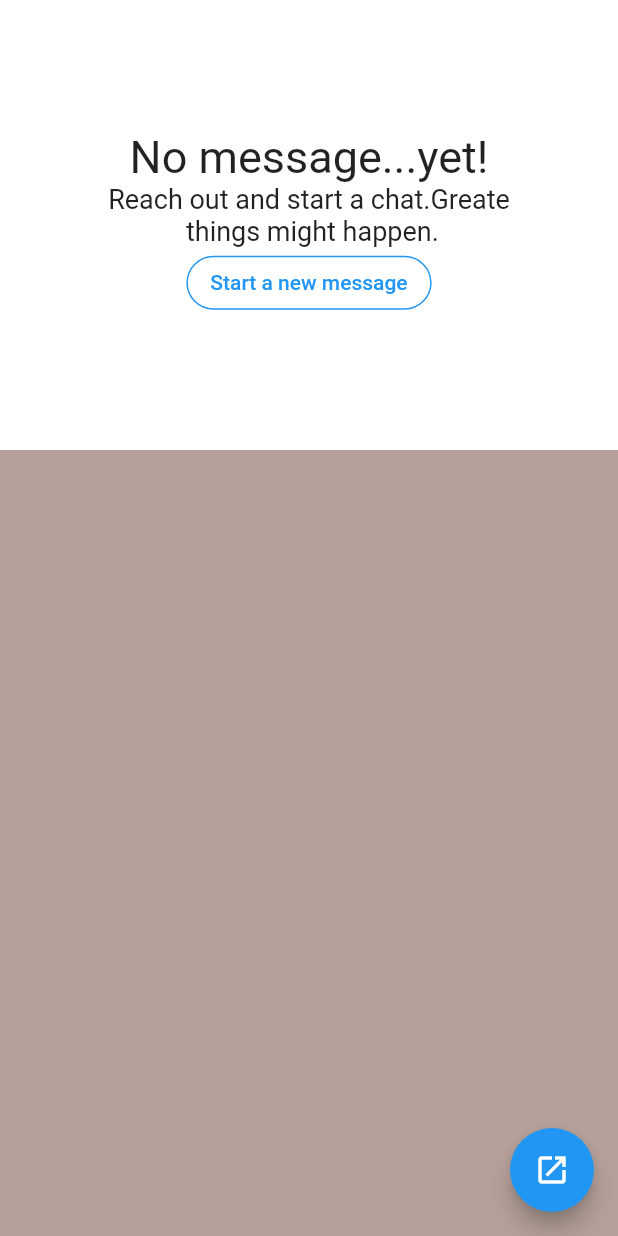
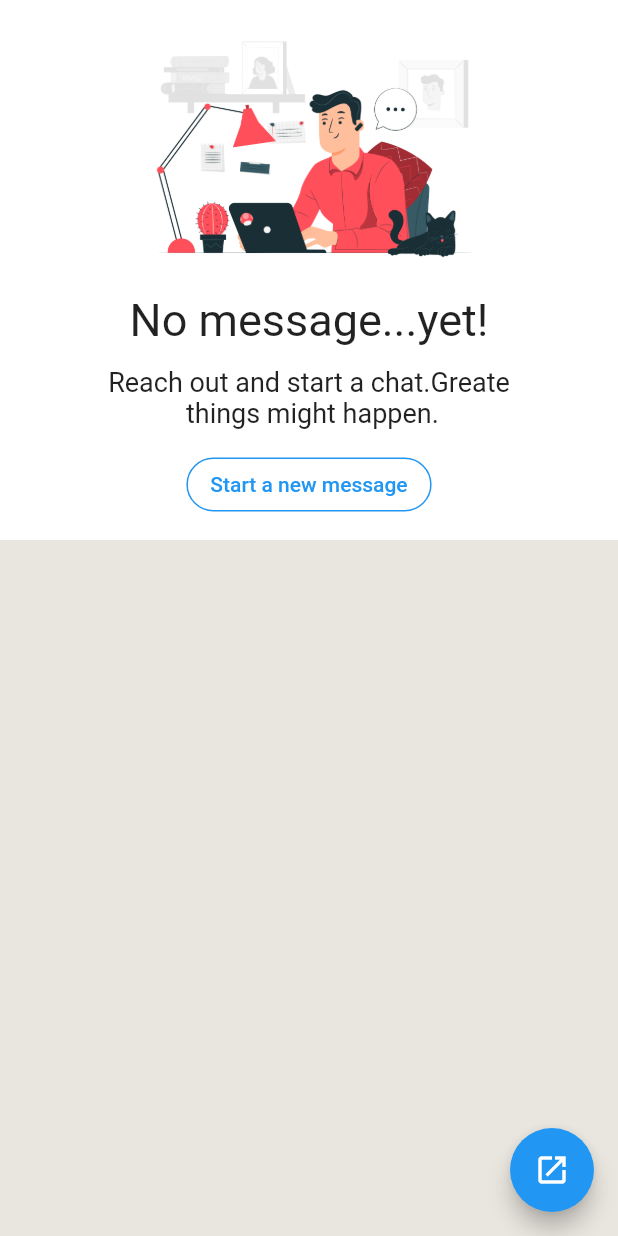
Before and after one commit to thebawer-27/linkedin_clone_project, a Flutter app: the Other screen opened directly, on a phone screen of 412 x 824 dp. Run offline on Flutter 3.47's test engine with Material 2 defaults, Android fonts, the phone set to English and light mode, and no system bars.

Commit message:
image added and background color changed

```diff
--- a/lib/Bawer/screens/Others.dart
+++ b/lib/Bawer/screens/Others.dart
@@ -10,11 +10,15 @@ class Other extends StatelessWidget {
     return Scaffold(
       body: Container(
         color: Colors.white,
-        height: 300,
+        height: 360,
         child: Center(
           child: Column(
-            mainAxisAlignment: MainAxisAlignment.center,
+            mainAxisAlignment: MainAxisAlignment.spaceEvenly,
             children: [
+              Image(
+                image: AssetImage('assets/w.jpg'),
+                height: 170,
+              ),
               const Text(
                 'No message...yet!',
                 style: TextStyle(fontSize: 30),
@@ -38,7 +42,7 @@ class Other extends StatelessWidget {
           ),
         ),
       ),
-      backgroundColor: const Color.fromARGB(165, 141, 110, 99),
+      backgroundColor: Color.fromARGB(255, 233, 230, 223),
       floatingActionButton: FloatingActionButton(
         onPressed: () {},
         child: const Icon(Icons.open_in_new_outlined),
--- a/pubspec.yaml
+++ b/pubspec.yaml
@@ -62,8 +62,6 @@ flutter:
 
   # To add assets to your application, add an assets section, like this:
   assets:
-    - assets/add-user.png
-    - assets/Linkedin.png
     - assets/Icons/
     - assets/
 
```
Also changed, not shown: assets/w.jpg (added).
